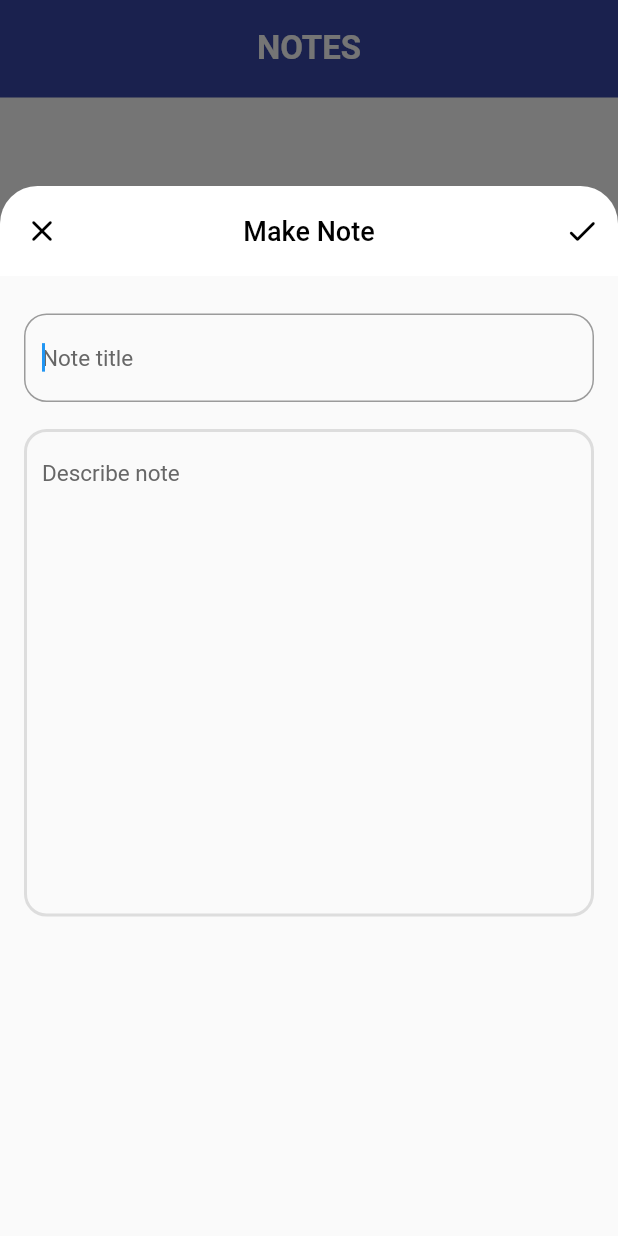
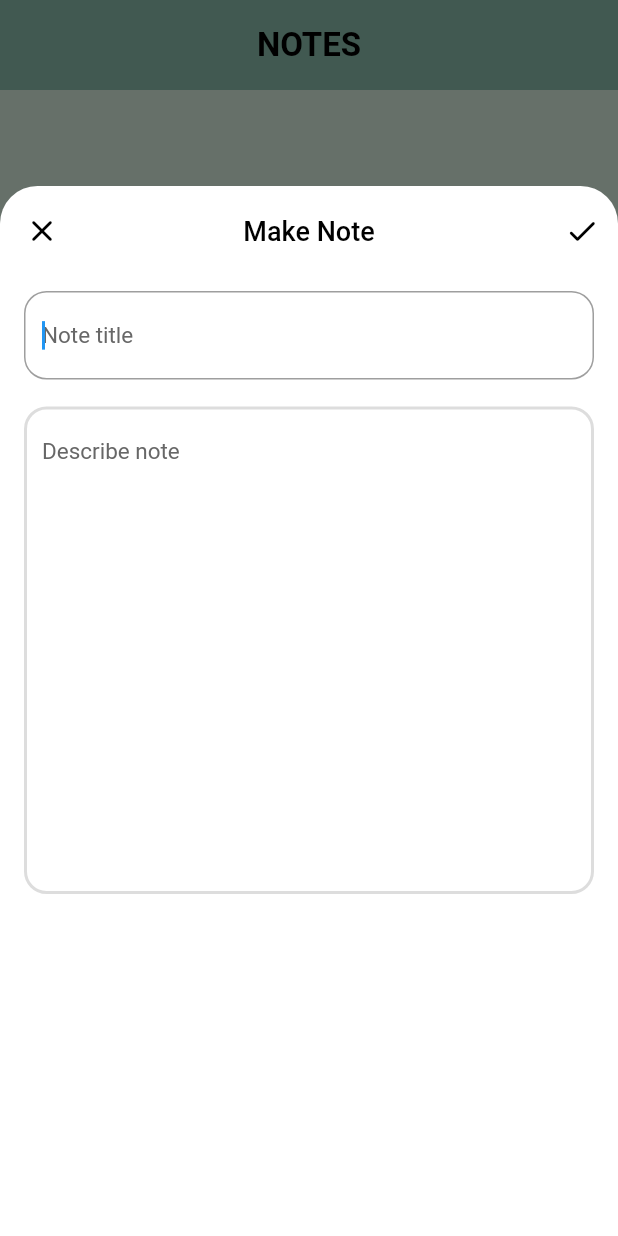
Before and after one commit to val3rkq/Notes, a Flutter app: the screen it shows after launch, after a tap on the "edit" icon, on a phone screen of 412 x 824 dp. Run offline on Flutter 3.47's test engine with Material 2 defaults, Android fonts, the phone set to English and light mode, and no system bars; our stand-ins replace flutter_slidable, hive_flutter; accounts and stored records are empty.

Commit message:
Merge remote-tracking branch 'github/master'

```diff
--- a/lib/home_screen.dart
+++ b/lib/home_screen.dart
@@ -1,8 +1,10 @@
+import 'package:flutter/cupertino.dart';
 import 'package:flutter/material.dart';
 import 'package:flutter/scheduler.dart';
 import 'package:flutter_slidable/flutter_slidable.dart';
 import 'package:hive_flutter/hive_flutter.dart';
 import 'package:notes/model/note_db.dart';
+import 'package:intl/intl.dart';
 
 class HomeScreen extends StatefulWidget {
   const HomeScreen({Key? key}) : super(key: key);
@@ -28,6 +30,8 @@ class _HomeScreenState extends State<HomeScreen> {
     setState(() {
       db.notes.insert(0, titleController.text.toString());
       db.descriptions.insert(0, descriptionController.text.toString());
+      db.dates
+          .insert(0, DateFormat('dd MMM yyyy kk:mm').format(DateTime.now()));
       titleController.clear();
       descriptionController.clear();
     });
@@ -45,6 +49,10 @@ class _HomeScreenState extends State<HomeScreen> {
       db.descriptions.removeAt(index);
       db.descriptions.insert(0, descriptionController.text.toString());
 
+      db.dates.removeAt(index);
+      db.dates
+          .insert(0, DateFormat('dd MMM yyyy kk:mm').format(DateTime.now()));
+
       titleController.clear();
       descriptionController.clear();
     });
@@ -56,6 +64,8 @@ class _HomeScreenState extends State<HomeScreen> {
     setState(() {
       db.notes.removeAt(index);
       db.descriptions.removeAt(index);
+      db.dates.removeAt(index);
+
       titleController.clear();
       descriptionController.clear();
     });
@@ -116,33 +126,42 @@ class _HomeScreenState extends State<HomeScreen> {
         title: Text(
           'NOTES',
           style: TextStyle(
-            fontWeight: FontWeight.bold,
-            fontSize: 22,
-          ),
+              fontWeight: FontWeight.bold, fontSize: 22, color: Colors.black),
         ),
         elevation: 0,
-        toolbarHeight: 65,
-        backgroundColor: Colors.indigo[600],
+        // shadowColor: Colors.black,
+        toolbarHeight: 60,
+        backgroundColor: Color(0xFF8EC3B0),
+
+        // backgroundColor: Color(0xFF0E8388),
+        // backgroundColor: Color(0xFF0FC9DF),
+        // backgroundColor: Color(0xFfF59D39),
       ),
       body: Container(
         decoration: BoxDecoration(
-          gradient: LinearGradient(
-            begin: Alignment.topRight,
-            end: Alignment.bottomLeft,
-            colors: [
-              Colors.white,
-              Colors.white,
-            ],
-          ),
+          // gradient: LinearGradient(
+          //   begin: Alignment.topLeft,
+          //   end: Alignment.bottomRight,
+          //   colors: [
+          //     // Color(0xFFC9DBB2),
+          //     // Color(0xFFEFFFFD),
+          //     // Color(0xFFEFFFFD),
+          //     Color(0xFFC2FFF9),
+          //     Color(0xFFC2FFF9),
+          //     // Color(0xFF2E4F4F),
+          //   ],
+          // ),
+          color: Color(0xFFDEF5E5),
+          // color: Colors.white,
         ),
-        padding: EdgeInsets.symmetric(vertical: 20, horizontal: 15),
+        padding: EdgeInsets.symmetric(vertical: 15, horizontal: 15),
         child: ListView.builder(
           // controller: _scrollController,
           itemCount: db.notes.length,
           itemBuilder: (context, index) {
             return Center(
               child: Padding(
-                padding: EdgeInsets.symmetric(vertical: 15),
+                padding: EdgeInsets.symmetric(vertical: 8),
                 child: Slidable(
                   endActionPane: ActionPane(
                     motion: StretchMotion(),
@@ -152,7 +171,7 @@ class _HomeScreenState extends State<HomeScreen> {
                           deleteNote(index);
                         },
                         icon: Icons.delete_rounded,
-                        backgroundColor: Colors.red.shade400,
+                        backgroundColor: Color(0xFFF16866),
                         borderRadius: BorderRadius.circular(17),
                       ),
                     ],
@@ -168,10 +187,11 @@ class _HomeScreenState extends State<HomeScreen> {
                         color: Colors.white,
                         boxShadow: [
                           BoxShadow(
+                            // color: Colors.transparent,
                             color: Colors.grey.withOpacity(0.55),
-                            spreadRadius: 2,
-                            blurRadius: 10,
-                            offset: Offset(0, 6), // changes position of shadow
+                            spreadRadius: 0.5,
+                            blurRadius: 6,
+                            offset: Offset(0, 2), // changes position of shadow
                           ),
                         ],
                       ),
@@ -181,7 +201,6 @@ class _HomeScreenState extends State<HomeScreen> {
                         children: [
                           Flexible(
                             child: Padding(
-
                               padding: EdgeInsets.symmetric(horizontal: 5),
                               child: Column(
                                 crossAxisAlignment: CrossAxisAlignment.start,
@@ -234,9 +253,12 @@ class _HomeScreenState extends State<HomeScreen> {
             onPressed: () {
               createNote(isEdit: false, index: db.notes.length);
             },
-            backgroundColor: Colors.black,
+            backgroundColor: Color(0xFFBCEAD5),
+            // backgroundColor: Color(0xFF0FC9DF),
+            // backgroundColor: Colors.orange,
             child: Icon(
               Icons.edit_rounded,
+              color: Colors.black,
             ),
           ),
         ),
@@ -298,14 +320,29 @@ class _HomeScreenState extends State<HomeScreen> {
           centerTitle: true,
           toolbarHeight: 60,
         ),
+        backgroundColor: Colors.white,
         body: Center(
           child: Padding(
-            padding: EdgeInsets.only(left: 16, right: 16, top: 25),
+            padding: EdgeInsets.only(left: 16, right: 16, top: 10),
             child: SafeArea(
               child: ListView(
                 children: [
+                  isEdit
+                      ? Align(
+                          alignment: Alignment.topRight,
+                          child: Container(
+                            margin: EdgeInsets.only(bottom: 10, right: 5),
+                            child: Text(
+                              db.dates[index],
+                              style: TextStyle(
+                                  color: Colors.black54, fontSize: 12),
+                            ),
+                          ),
+                        )
+                      : Container(),
                   TextFormField(
                     autofocus: isEdit ? false : true,
+                    textCapitalization: TextCapitalization.sentences,
                     controller: titleController,
                     decoration: InputDecoration(
                         hintText: 'Note title',
@@ -325,6 +362,7 @@ class _HomeScreenState extends State<HomeScreen> {
                   ),
                   TextFormField(
                     controller: descriptionController,
+                    textCapitalization: TextCapitalization.sentences,
                     maxLines: 15,
                     decoration: InputDecoration(
                         hintText: 'Describe note',
--- a/lib/main.dart
+++ b/lib/main.dart
@@ -6,6 +6,7 @@ import 'package:hive_flutter/hive_flutter.dart';
 void main() async {
   await Hive.initFlutter();
   var noteBox = await Hive.openBox('noteBox');
+  // noteBox.deleteAll(noteBox.keys);
   runApp(MyApp());
 }
 
--- a/lib/model/note_db.dart
+++ b/lib/model/note_db.dart
@@ -4,21 +4,25 @@ class NoteDB {
 
   late List<String> notes;
   late List<String> descriptions;
+  late List<String> dates;
 
   final _noteBox = Hive.box('noteBox');
 
   void createInitialData() {
     notes = [];
     descriptions = [];
+    dates = [];
   }
 
   void loadData() {
     notes = _noteBox.get('NOTES');
     descriptions = _noteBox.get('DESCRIPTIONS');
+    dates = _noteBox.get('DATES');
   }
 
   void updateDB() {
     _noteBox.put('NOTES', notes);
     _noteBox.put('DESCRIPTIONS', descriptions);
+    _noteBox.put('DATES', dates);
   }
 }
--- a/pubspec.yaml
+++ b/pubspec.yaml
@@ -38,6 +38,7 @@ dependencies:
   flutter_slidable: ^3.0.0
   hive: ^2.2.3
   hive_flutter: ^1.1.0
+  intl: ^0.18.1
 
 
 dev_dependencies:
```
Also changed, not shown: pubspec.lock.
